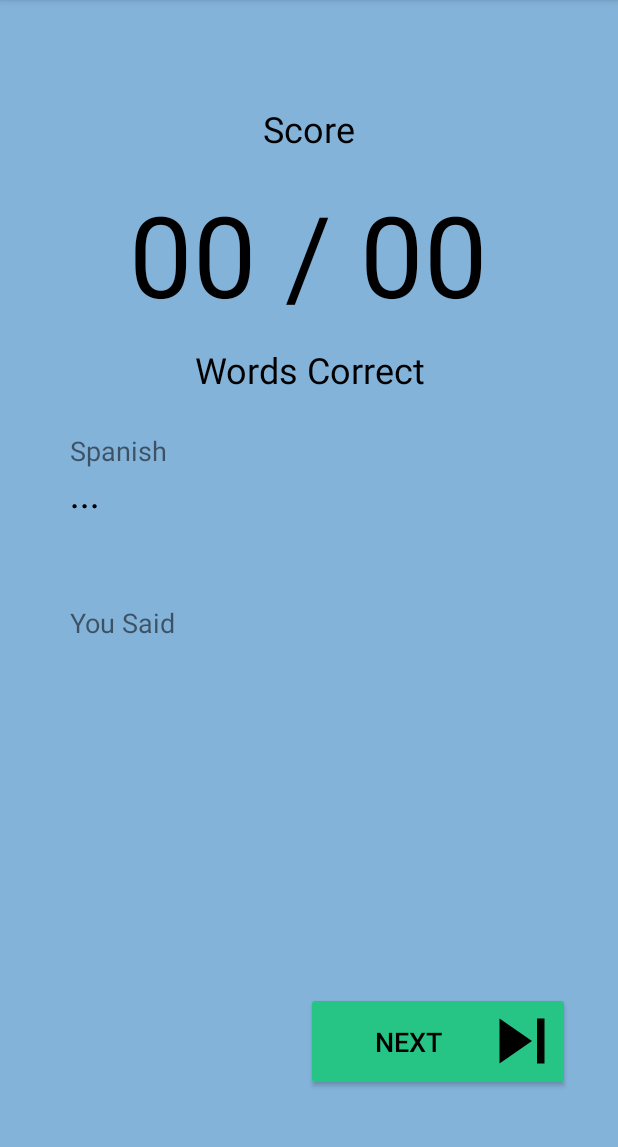
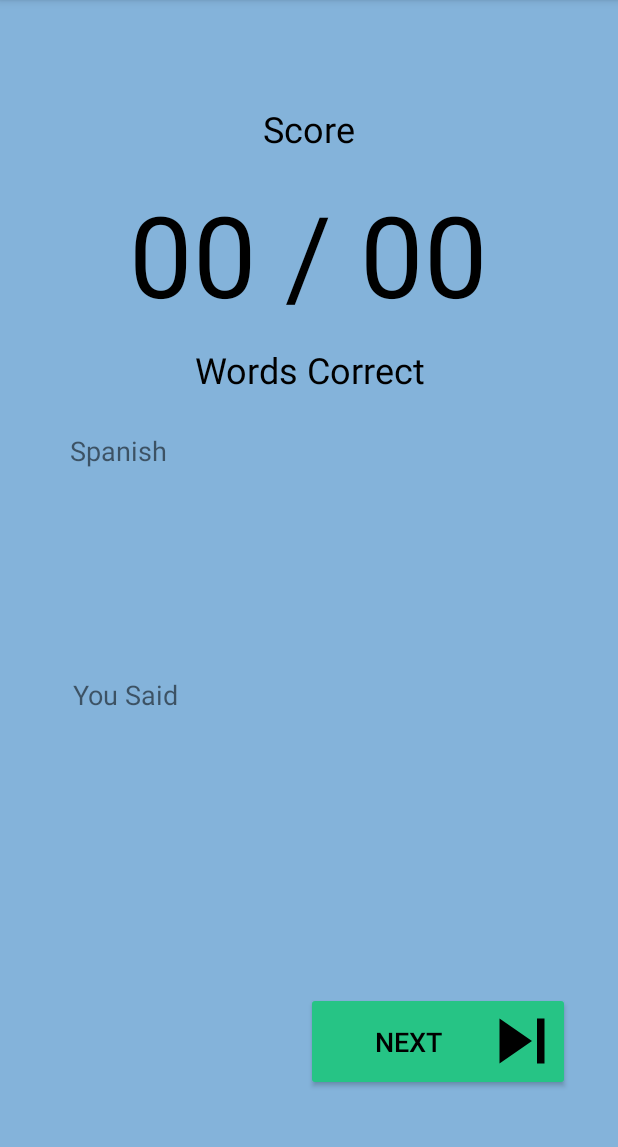
Before and after one commit to malcolmrjones/pronounce.it, an Android app: the ResultsActivity screen opened directly, with no data from a screen before it, on a phone screen of 412 x 824 dp, the part 84-1231 px from its top. Run offline under Robolectric (Android 15) with nearby library versions, the phone set to English and light mode, and no system bars; 4 statements that could not run were skipped.

Commit message:
Added speech to recognize spanish
Also tweaked UI

```diff
--- a/app/src/main/java/pronounce/app/LessonActivity.java
+++ b/app/src/main/java/pronounce/app/LessonActivity.java
@@ -61,8 +61,7 @@ public class LessonActivity extends AppCompatActivity {
         Intent intent = new Intent(RecognizerIntent.ACTION_RECOGNIZE_SPEECH);
         intent.putExtra(RecognizerIntent.EXTRA_LANGUAGE_MODEL, RecognizerIntent.LANGUAGE_MODEL_FREE_FORM);
 
-        Locale spanish = new Locale("es", "ES");
-        intent.putExtra(RecognizerIntent.EXTRA_LANGUAGE, spanish);
+        intent.putExtra(RecognizerIntent.EXTRA_LANGUAGE, "es-ES");
 
         if(intent.resolveActivity(getPackageManager()) != null) {
             startActivityForResult(intent, 10);
--- a/app/src/main/res/layout/activity_results.xml
+++ b/app/src/main/res/layout/activity_results.xml
@@ -11,7 +11,6 @@
         android:id="@+id/label_userinputtext"
         android:layout_width="318dp"
         android:layout_height="46dp"
-        android:text="..."
         android:textColor="#000000"
         android:textSize="24sp"
         app:layout_constraintBottom_toBottomOf="parent"
@@ -25,27 +24,13 @@
         android:id="@+id/label_userinput"
         android:layout_width="wrap_content"
         android:layout_height="wrap_content"
-        android:layout_marginTop="44dp"
+        android:layout_marginTop="92dp"
         android:text="You Said"
         android:textSize="18sp"
         app:layout_constraintEnd_toEndOf="@+id/label_userinputtext"
-        app:layout_constraintHorizontal_bias="0.0"
+        app:layout_constraintHorizontal_bias="0.008"
         app:layout_constraintStart_toStartOf="@+id/label_userinputtext"
-        app:layout_constraintTop_toBottomOf="@+id/label_sentence2" />
-
-    <TextView
-        android:id="@+id/label_sentence2"
-        android:layout_width="318dp"
-        android:layout_height="46dp"
-        android:text="..."
-        android:textColor="#000000"
-        android:textSize="24sp"
-        app:layout_constraintBottom_toBottomOf="parent"
-        app:layout_constraintEnd_toEndOf="parent"
-        app:layout_constraintHorizontal_bias="0.494"
-        app:layout_constraintStart_toStartOf="parent"
-        app:layout_constraintTop_toBottomOf="@+id/label_language"
-        app:layout_constraintVertical_bias="0.0" />
+        app:layout_constraintTop_toBottomOf="@+id/label_sentence" />
 
     <Button
         android:id="@+id/button_next"
@@ -126,7 +111,6 @@
         android:id="@+id/label_sentence"
         android:layout_width="318dp"
         android:layout_height="46dp"
-        android:text="..."
         android:textColor="#000000"
         android:textSize="24sp"
         app:layout_constraintBottom_toBottomOf="parent"
```
Also changed, not shown: 54 other files.
